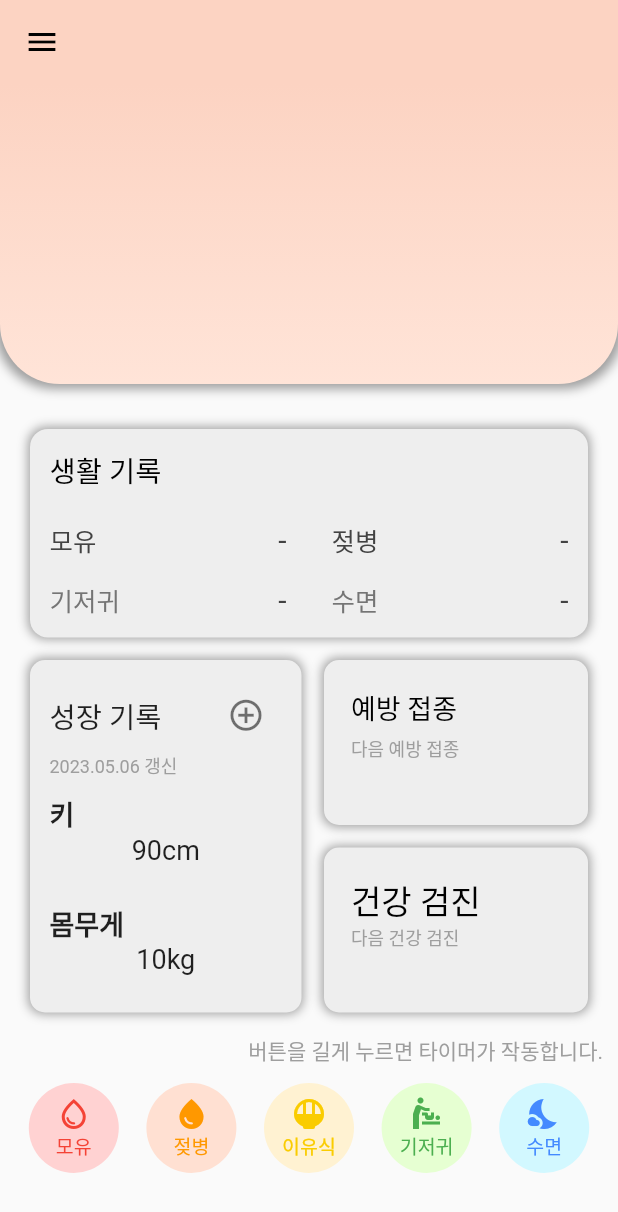
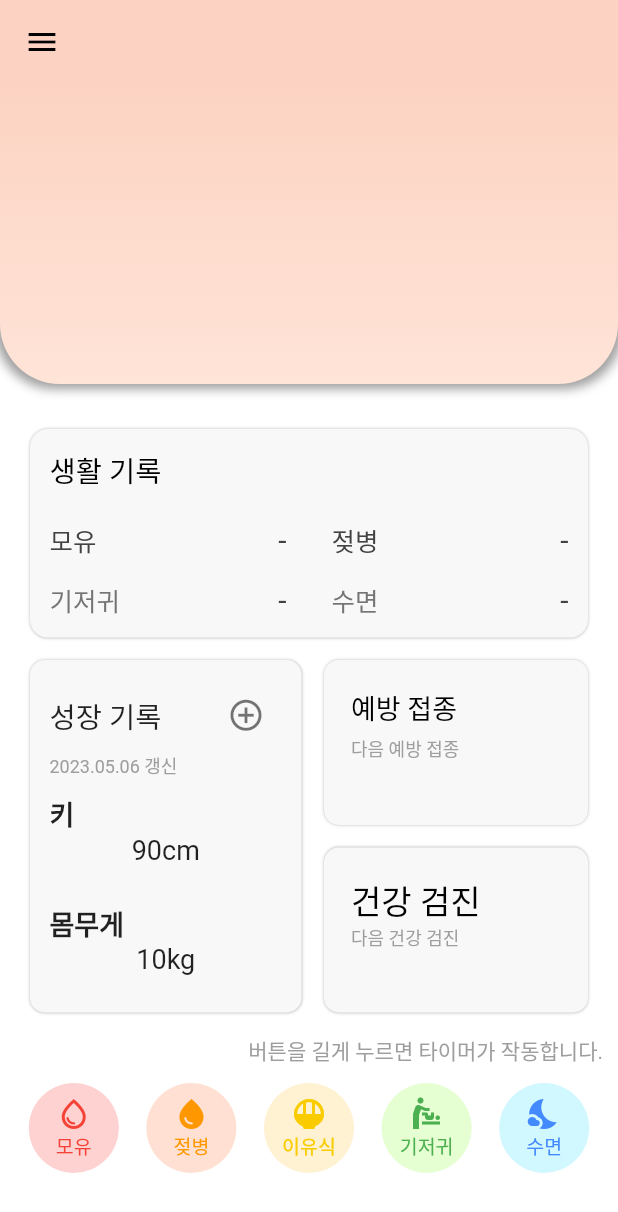
Before and after one commit to LSTM2023/BoB-AppPart, a Flutter app: the Main_Home screen opened directly with empty values, on a phone screen of 412 x 824 dp. Shown: the top 1212 px of the screen. Run offline on Flutter 3.47's test engine with Material 2 defaults, Android fonts, the phone set to English and light mode, and no system bars; our stand-ins replace dio, dropdown_textfield, flutter_secure_storage, get, stop_watch_timer; missing offline and left inert: jwt_decode, multi_masked_formatter; accounts and stored records are empty; statements that could not run were skipped.

Commit message:
:lipstick: HomePage UI 제작
생활기록,성장기록,예방접종,건강검진 UI

```diff
--- a/BoB/lib/screens/main_1_home.dart
+++ b/BoB/lib/screens/main_1_home.dart
@@ -59,6 +59,7 @@ class MainHomeState extends State<Main_Home> {
   @override
   Widget build(BuildContext context) {
     return Scaffold(
+      backgroundColor: const Color(0xffFFFFFF),
       appBar: AppBar(
         backgroundColor: const Color(0xfffcd3c2),
         elevation: 0.0,
@@ -137,13 +138,13 @@ class MainHomeState extends State<Main_Home> {
                 padding: const EdgeInsets.all(13),
                 margin: const EdgeInsets.fromLTRB(20, 20, 20, 15),
                 decoration: BoxDecoration(
-                    color: Colors.grey[200],
+                    color: const Color(0xffF9F8F8),
                     borderRadius: BorderRadius.circular(12),
                     boxShadow: const [
                       BoxShadow(
-                        color: Colors.grey,
-                        blurRadius: 5,
-                        spreadRadius: 1,
+                        color: Color(0x512F2229),
+                        blurRadius: 1,
+                        spreadRadius: 0,
                       )
                     ]
                 ),
@@ -210,13 +211,13 @@ class MainHomeState extends State<Main_Home> {
                         margin: const EdgeInsets.fromLTRB(20, 0, 5, 10),
                         padding: const EdgeInsets.all(13),
                         decoration: BoxDecoration(
-                            color: Colors.grey[200],
+                            color: Color(0xffF9F8F8),
                             borderRadius: BorderRadius.circular(10),
                             boxShadow: const [
                               BoxShadow(
-                                color: Colors.grey,
-                                blurRadius: 5,
-                                spreadRadius: 1,
+                                color: Color(0x512F2229),
+                                blurRadius: 1,
+                                spreadRadius: 0,
                               )
                             ]
                         ),
@@ -281,13 +282,13 @@ class MainHomeState extends State<Main_Home> {
                                   padding: const EdgeInsets.all(18),
                                   height: 110,
                                   decoration: BoxDecoration(
-                                      color: Colors.grey[200],
+                                      color: Color(0xffF9F8F8),
                                       borderRadius: BorderRadius.circular(10),
                                       boxShadow: const [
                                         BoxShadow(
-                                          color: Colors.grey,
-                                          blurRadius: 5,
-                                          spreadRadius: 1,
+                                          color: Color(0x512F2229),
+                                          blurRadius: 1,
+                                          spreadRadius: 0,
                                         )
                                       ]
                                   ),
@@ -327,13 +328,13 @@ class MainHomeState extends State<Main_Home> {
                                   width: double.infinity,
                                   height: 110,
                                   decoration: BoxDecoration(
-                                      color: Colors.grey[200],
+                                      color: const Color(0xffF9F8F8),
                                       borderRadius: BorderRadius.circular(10),
-                                      boxShadow: [
+                                      boxShadow: const [
                                         BoxShadow(
-                                          color: Colors.grey,
-                                          blurRadius: 5,
-                                          spreadRadius: 1,
+                                          color: Color(0x512F2229),
+                                          blurRadius: 1,
+                                          spreadRadius: 0,
                                         )
                                       ]
                                   ),
@@ -382,7 +383,7 @@ class MainHomeState extends State<Main_Home> {
                     Row(
                       mainAxisAlignment: MainAxisAlignment.spaceAround,
                       children: [
-                        drawRecordButton(context, '모유', Icons.water_drop_outlined, Colors.red, const Color(0xfffFFD2D2), 0),
+                        drawRecordButton(context, '모유', Icons.water_drop_outlined, Colors.red, const Color(0xffFFD2D2), 0),
                         drawRecordButton(context, '젖병', Icons.water_drop, Colors.orange, const Color(0xffFFE0D2), 1),
                         drawRecordButton(context, '이유식', Icons.rice_bowl_rounded, const Color(0xfffacc00), const Color(0xffFFF2D2), 2),
                         drawRecordButton(context, '기저귀', Icons.baby_changing_station, Colors.green, const Color(0xffE6FFD2), 3),
```
